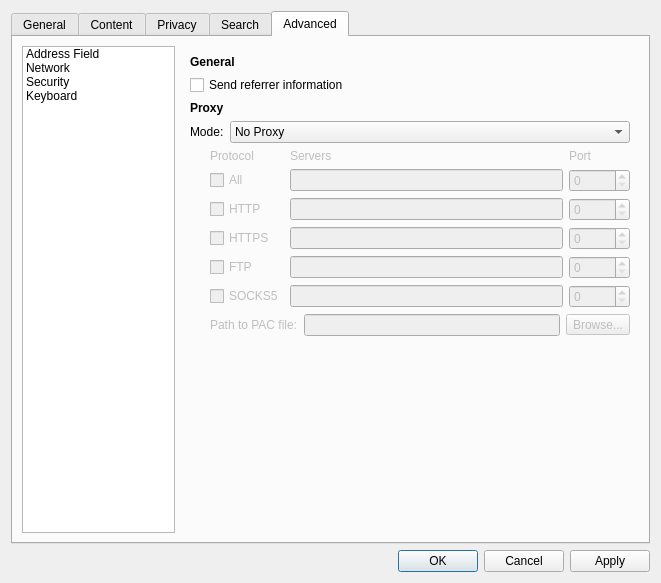
The window that src/ui/PreferencesDialog.ui (OtterBrowser/otter-browser) describes before a commit, drawn with Qt 5.
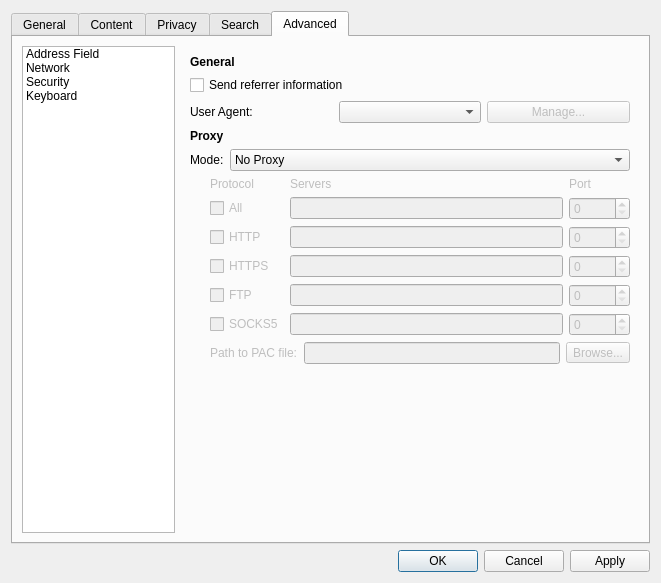
The same window after the commit. The open tabs and pages were chosen to show the change. Custom widgets are drawn as their Qt base class.

Commit message: UI to set global User Agent

Diff of the .ui file:
```diff
--- a/src/ui/PreferencesDialog.ui
+++ b/src/ui/PreferencesDialog.ui
@@ -1337,7 +1337,7 @@
           </layout>
          </widget>
          <widget class="QWidget" name="networkPage">
-          <layout class="QVBoxLayout" name="networkPageLayout" stretch="0,0,0,0,0,1">
+          <layout class="QVBoxLayout" name="networkPageLayout" stretch="0,0,0,0,0,0,1">
            <item>
             <widget class="QLabel" name="advancedGeneralHeader">
              <property name="font">
@@ -1358,6 +1358,33 @@
              </property>
             </widget>
            </item>
+           <item>
+            <layout class="QHBoxLayout" name="userAgentLayout">
+             <item>
+              <widget class="QLabel" name="userAgentLabel">
+               <property name="text">
+                <string>User Agent:</string>
+               </property>
+               <property name="buddy">
+                <cstring>userAgentComboBox</cstring>
+               </property>
+              </widget>
+             </item>
+             <item>
+              <widget class="QComboBox" name="userAgentComboBox"/>
+             </item>
+             <item>
+              <widget class="QPushButton" name="userAgentButton">
+               <property name="enabled">
+                <bool>false</bool>
+               </property>
+               <property name="text">
+                <string>Manage...</string>
+               </property>
+              </widget>
+             </item>
+            </layout>
+           </item>
            <item>
             <widget class="QLabel" name="proxyHeader">
              <property name="font">
```
Left out of the diff: 2 changed lines with no effect on the pictures. The commit also changes 1 other file.
